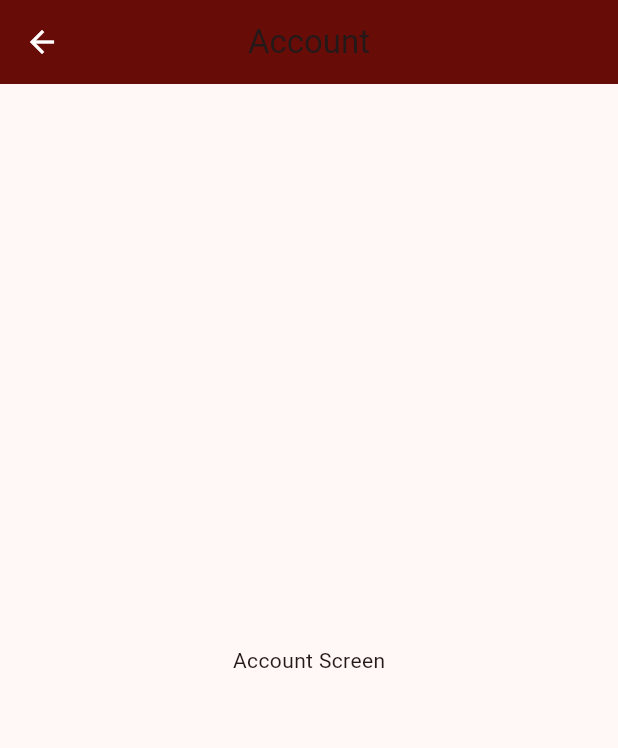
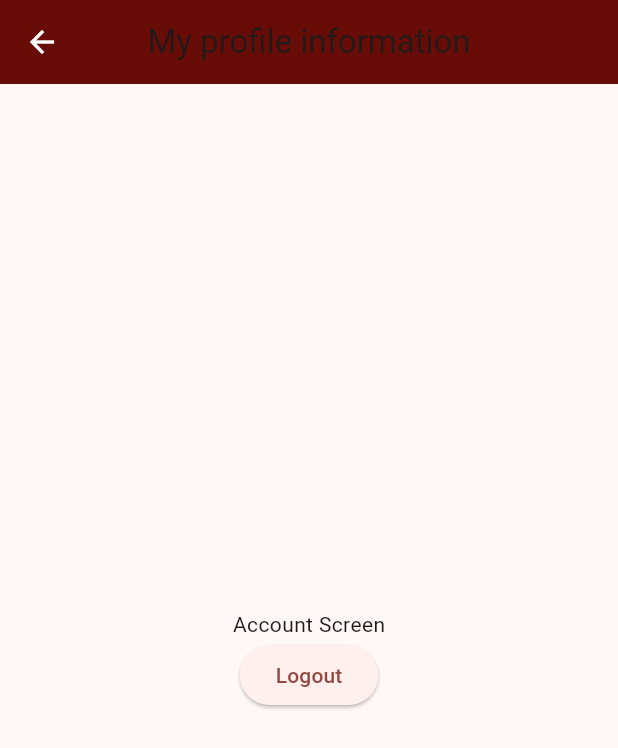
Before and after one commit to Khalidbinwaheed/blood_donation, a Flutter app: the AccountScreen screen opened directly, on a phone screen of 412 x 824 dp. Shown: the top 748 px of the screen. Run offline on Flutter 3.47's test engine with Material 3 defaults, Android fonts, the phone set to English and light mode, and no system bars; our stand-ins replace cloud_firestore, firebase_auth, firebase_core, flutter_riverpod, go_router, riverpod_annotation; accounts and stored records are empty; generated files the repository leaves out were written again.

Commit message:
Update account_screen.dart

```diff
--- a/lib/feathers/authentication/presentation/screens/lib/feathers/user_managment/presentation/screens/account_screen.dart
+++ b/lib/feathers/authentication/presentation/screens/lib/feathers/user_managment/presentation/screens/account_screen.dart
@@ -1,14 +1,28 @@
+import 'package:flutter/material.dart';
+import 'package:flutter_riverpod/flutter_riverpod.dart';
+
 class AccountScreen extends ConsumerWidget {
   const AccountScreen({super.key});
 
   @override
-  Widget build(BuildContext context) {
+  Widget build (BuildContext context, WidgetRef ref) {
     return Scaffold(
       appBar: AppBar(
-        title: const Text('Account'),
+        title: const Text('My profile information'),
       ),
       body: Center(
-        child: Text('Account Screen'),
+        child: Column(
+          mainAxisAlignment: MainAxisAlignment.center,
+          children: [
+            const Text('Account Screen'),
+            ElevatedButton(
+              onPressed: () {
+                // Add your logout logic here
+              },
+              child: const Text('Logout'),
+            ),
+          ],
+        ),
       ),
     );
   }
```
